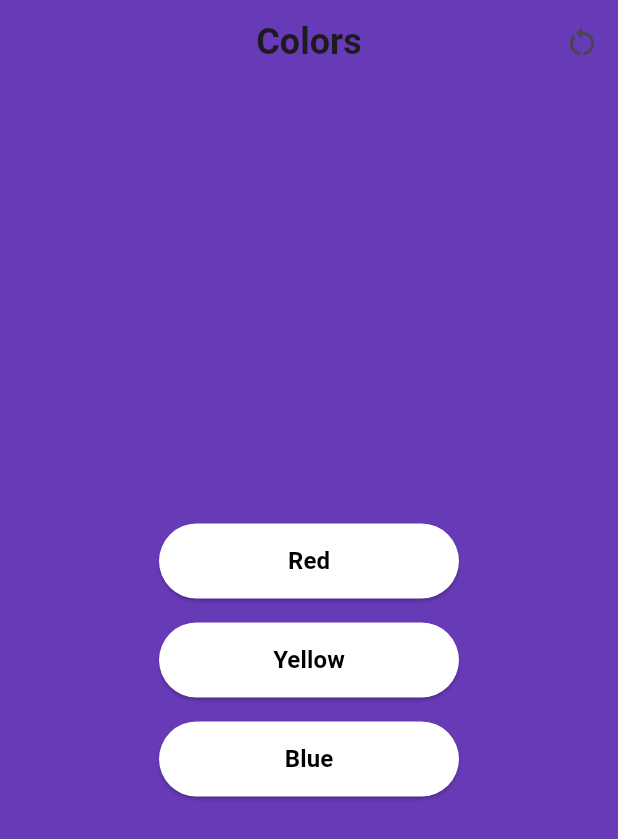
After one commit to camilo177/electiva3, a Flutter app: the MyColor screen opened directly, after a tap on the "restart alt" icon, on a phone screen of 412 x 824 dp. The commit adds this screen. Shown: the top 839 px of the screen. Run offline on Flutter 3.47's test engine with Material 3 defaults, Android fonts, the light colour scheme and no system bars.

Commit message:
getx app

```diff
--- /dev/null
+++ b/appGetx/lib/controllers/square_controller.dart
@@ -0,0 +1,23 @@
+import 'package:flutter/material.dart';
+import 'package:get/get.dart';
+import 'dart:math';
+
+class SquareController extends GetxController {
+  double rotationAngle = 0.0;
+  Color squareColor = Colors.blue;
+
+  void rotateSquareClockwise() {
+    rotationAngle += pi / 4;
+    update();
+  }
+
+  void rotateSquareCounterclockwise() {
+    rotationAngle -= pi / 4;
+    update();
+  }
+
+  void changeSquareColor(Color color) {
+    squareColor = color;
+    update();
+  }
+}
--- /dev/null
+++ b/appGetx/lib/main.dart
@@ -0,0 +1,83 @@
+import 'package:flutter/material.dart';
+import 'package:get/get.dart';
+import 'package:flutter_application_1/controllers/square_controller.dart';
+
+void main() {
+  runApp(MyApp());
+}
+
+class MyApp extends StatelessWidget {
+  final SquareController squareController = Get.put(SquareController());
+
+  @override
+  Widget build(BuildContext context) {
+    return GetMaterialApp(
+      home: Scaffold(
+        appBar: AppBar(
+          title: const Text('Square Manager'),
+        ),
+        body: Center(
+          child: Column(
+            mainAxisAlignment: MainAxisAlignment.center,
+            children: [
+              const Text(
+                'Color and Direction Modifier',
+                style: TextStyle(fontSize: 20, fontWeight: FontWeight.bold),
+              ),
+              const SizedBox(height: 20),
+              GestureDetector(
+                onTap: () {
+                  squareController.rotateSquareClockwise();
+                },
+                child: const Icon(Icons.rotate_right),
+              ),
+              const SizedBox(height: 20),
+              GetBuilder<SquareController>(
+                builder: (_) => Transform.rotate(
+                  angle: squareController.rotationAngle,
+                  child: Container(
+                    width: 100,
+                    height: 100,
+                    color: squareController.squareColor, // Changed color to dynamic color
+                  ),
+                ),
+              ),
+              const SizedBox(height: 20),
+              Row(
+                mainAxisAlignment: MainAxisAlignment.center,
+                children: [
+                  ElevatedButton(
+                    onPressed: () {
+                      squareController.changeSquareColor(Colors.yellow);
+                    },
+                    style: ElevatedButton.styleFrom(
+                      backgroundColor: Colors.yellow,
+                    ),
+                    child: const Text('Yellow'),
+                  ),
+                  const SizedBox(width: 20),
+                  ElevatedButton(
+                    onPressed: () {
+                      squareController.changeSquareColor(Colors.blue);
+                    },
+                    style: ElevatedButton.styleFrom(
+                      backgroundColor: Colors.blue,
+                    ),
+                    child: const Text('Blue'),
+                  ),
+                ],
+              ),
+              const SizedBox(height: 20),
+              GestureDetector(
+                onTap: () {
+                  squareController.rotateSquareCounterclockwise();
+                },
+                child: const Icon(Icons.rotate_left),
+              ),
+            ],
+          ),
+        ),
+      ),
+    );
+  }
+}
--- /dev/null
+++ b/widgets2/lib/main.dart
@@ -0,0 +1,136 @@
+import 'package:flutter/material.dart';
+import 'package:flutter/services.dart';
+
+void main() {
+  runApp(const MyApp());
+}
+
+class MyApp extends StatelessWidget {
+  const MyApp({Key? key}) : super(key: key);
+
+  @override
+  Widget build(BuildContext context) {
+    return MaterialApp(
+      title: 'Flutter Demo',
+      theme: ThemeData(
+        primarySwatch: Colors.deepPurple,
+        appBarTheme: const AppBarTheme(
+          backgroundColor: Colors.deepPurple,
+        ),
+        scaffoldBackgroundColor: Colors.white,
+      ),
+      home: MyColor(),
+    );
+  }
+}
+
+class MyColor extends StatefulWidget {
+  const MyColor({Key? key}) : super(key: key);
+
+  @override
+  State<MyColor> createState() => _MyColorState();
+}
+
+class _MyColorState extends State<MyColor> {
+  late Color _currentColor;
+  late Color _originalColor;
+  late String _selectedColorTitle;
+
+  @override
+  void initState() {
+    super.initState();
+    _currentColor = Colors.deepPurple;
+    _originalColor = Colors.deepPurple;
+    _selectedColorTitle = 'Colors'; // Initially set title to 'Colors'
+  }
+
+  void _restartApp() {
+    setState(() {
+      _currentColor = _originalColor;
+      _selectedColorTitle = 'Colors'; // Reset title to 'Colors'
+      _updateSystemColors(_currentColor);
+    });
+  }
+
+  void _changeColor(Color color, String title) {
+    setState(() {
+      _currentColor = color;
+      _selectedColorTitle = title; // Update the selected color title
+      _updateSystemColors(_currentColor);
+    });
+  }
+
+  void _updateSystemColors(Color color) {
+    SystemChrome.setSystemUIOverlayStyle(
+      SystemUiOverlayStyle(
+        systemNavigationBarColor: color,
+        systemNavigationBarIconBrightness: Brightness.light,
+        statusBarColor: color,
+        statusBarBrightness: Brightness.light,
+        statusBarIconBrightness: Brightness.light,
+      ),
+    );
+  }
+
+  Widget _buildColorButton(Color color, String title) {
+    Color buttonColor = Colors.white;
+    if (_currentColor == color) {
+      buttonColor = color;
+    }
+
+    return SizedBox(
+      width: 200,
+      height: 50,
+      child: ElevatedButton(
+        onPressed: () => _changeColor(color, title),
+        style: ElevatedButton.styleFrom(
+          backgroundColor: buttonColor,
+        ),
+        child: Text(
+          title,
+          style: const TextStyle(
+            color: Colors.black,
+            fontWeight: FontWeight.bold,
+            fontSize: 16,
+          ),
+        ),
+      ),
+    );
+  }
+
+  @override
+  Widget build(BuildContext context) {
+    return Scaffold(
+      appBar: AppBar(
+        title: Text(
+          _selectedColorTitle,
+          style: const TextStyle(
+            fontWeight: FontWeight.bold,
+            fontSize: 24,
+          ),
+        ),
+        centerTitle: true,
+        backgroundColor: _currentColor,
+        actions: [
+          IconButton(
+            icon: const Icon(Icons.restart_alt),
+            onPressed: _restartApp,
+          ),
+        ],
+      ),
+      backgroundColor: _currentColor,
+      body: Center(
+        child: Column(
+          mainAxisAlignment: MainAxisAlignment.center,
+          children: [
+            _buildColorButton(Colors.red, "Red"),
+            const SizedBox(height: 16),
+            _buildColorButton(Colors.yellow, "Yellow"),
+            const SizedBox(height: 16),
+            _buildColorButton(Colors.blue, "Blue"),
+          ],
+        ),
+      ),
+    );
+  }
+}
```
Also changed, not shown: appGetx/analysis_options.yaml (added, +28 -0 lines), appGetx/pubspec.yaml (added, +91 -0 lines), widgets2/analysis_options.yaml (added, +28 -0 lines), widgets2/pubspec.yaml (added, +90 -0 lines), appGetx/pubspec.lock (added), primerosWidgets/lib/main.dart (line endings or trailing spaces), widgets2/pubspec.lock (added), 248 other files.
